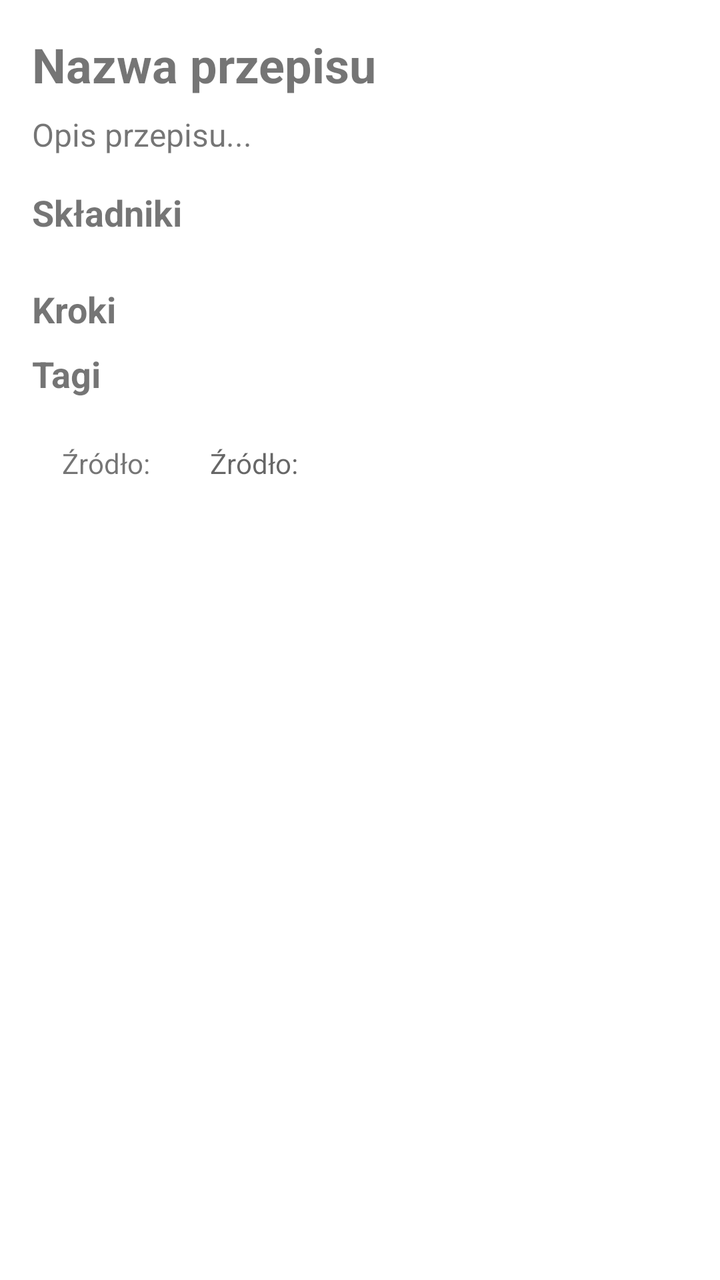
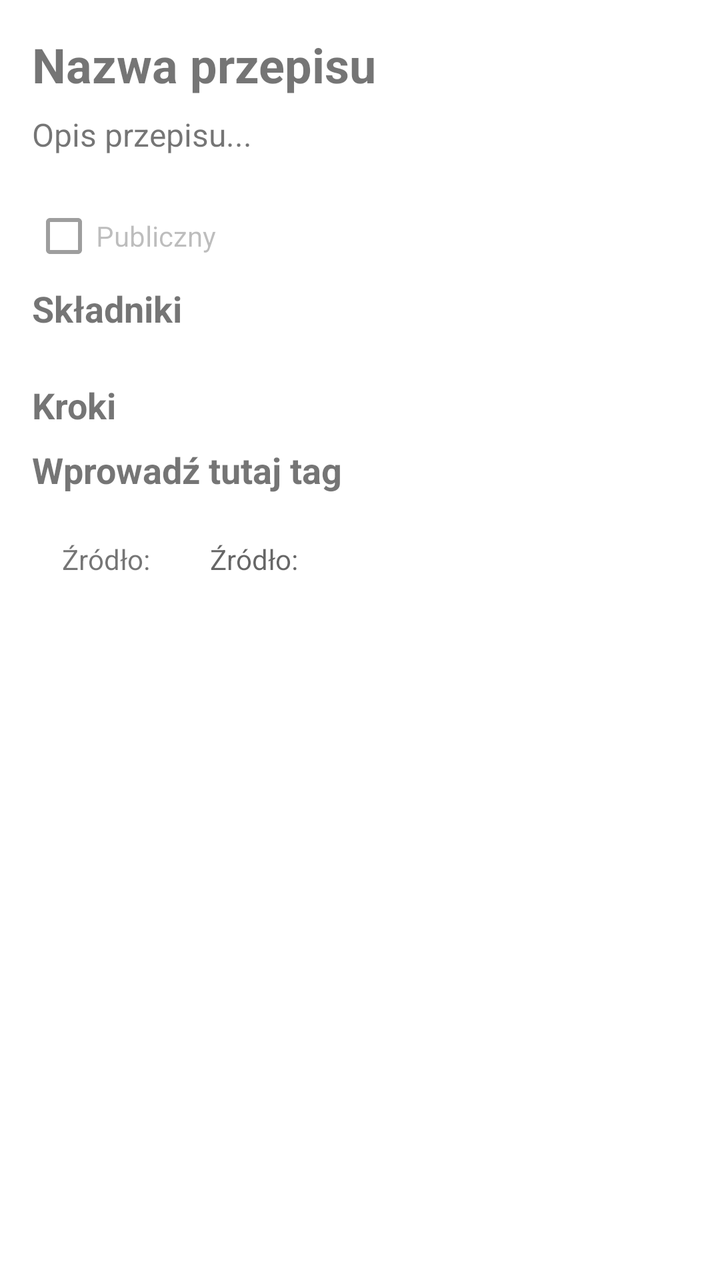

Compare the two renders of this Android layout. The source of the first and the diff that turns it into the second are given below.
<!-- AndroidManifest.xml: application theme Theme.ShoppingList -->
<!-- res/layout/recipe_fragment_common_layout.xml -->
<?xml version="1.0" encoding="utf-8"?>
<LinearLayout xmlns:android="http://schemas.android.com/apk/res/android"
    xmlns:app="http://schemas.android.com/apk/res-auto"
    android:layout_width="match_parent"
    android:layout_height="wrap_content"
    android:orientation="vertical"
    android:padding="16dp">

    <TextView
        android:id="@+id/tvRecipeTitle"
        android:layout_width="match_parent"
        android:layout_height="wrap_content"
        android:paddingBottom="8dp"
        android:text="@string/recipe_name_label_text"
        android:textSize="24sp"
        android:textStyle="bold" />

    <TextView
        android:id="@+id/tvRecipeDescription"
        android:layout_width="match_parent"
        android:layout_height="wrap_content"
        android:paddingBottom="16dp"
        android:text="@string/recipe_description_label_text"
        android:textSize="16sp" />

    <TextView
        android:layout_width="match_parent"
        android:layout_height="wrap_content"
        android:paddingBottom="8dp"
        android:text="@string/ingredients_recipe_layout_text"
        android:textSize="18sp"
        android:textStyle="bold" />

    <androidx.recyclerview.widget.RecyclerView
        android:id="@+id/rvIngredients"
        android:layout_width="match_parent"
        android:layout_height="wrap_content"
        android:nestedScrollingEnabled="false"
        android:paddingBottom="16dp" />

    <TextView
        android:layout_width="match_parent"
        android:layout_height="wrap_content"
        android:paddingBottom="8dp"
        android:text="@string/steps_recipe_layout_text"
        android:textSize="18sp"
        android:textStyle="bold" />

    <androidx.recyclerview.widget.RecyclerView
        android:id="@+id/rvSteps"
        android:layout_width="match_parent"
        android:layout_height="wrap_content"
        android:nestedScrollingEnabled="false" />

    <TextView
        android:id="@+id/tvTags"
        android:layout_width="match_parent"
        android:layout_height="wrap_content"
        android:paddingBottom="8dp"
        android:text="@string/tags_recipe_layout_text"
        android:textSize="18sp"
        android:textStyle="bold" />

    <androidx.recyclerview.widget.RecyclerView
        android:id="@+id/rvTags"
        android:layout_width="match_parent"
        android:layout_height="wrap_content"
        android:nestedScrollingEnabled="false" />

    <LinearLayout
        app:layout_constraintEnd_toEndOf="parent"
        app:layout_constraintStart_toStartOf="parent"
        app:layout_constraintTop_toBottomOf="@+id/include"

        android:layout_width="match_parent"
        android:layout_height="wrap_content"
        android:orientation="horizontal">

        <TextView
            android:id="@+id/source_label_text_view"
            android:layout_width="wrap_content"
            android:layout_height="wrap_content"
            android:padding="15dp"
            android:text="@string/recipe_source_label_text_view" />

        <TextView
            android:id="@+id/source_text_view"
            android:layout_width="wrap_content"
            android:layout_height="wrap_content"
            android:hint="@string/recipe_source_label_text_view"
            android:padding="15dp" />

    </LinearLayout>
</LinearLayout>
<!-- resources referenced by this layout -->
<resources>
  <string name="ingredients_recipe_layout_text">Składniki</string>
  <string name="recipe_description_label_text">Opis przepisu...</string>
  <string name="recipe_name_label_text">Nazwa przepisu</string>
  <string name="recipe_source_label_text_view">Źródło:</string>
  <string name="steps_recipe_layout_text">Kroki</string>
  <string name="tags_recipe_layout_text">Tagi</string>
  <style name="Theme.ShoppingList" parent="Theme.MaterialComponents.DayNight.NoActionBar">
          
          <item name="colorPrimary">@color/light_gray</item>
          <item name="colorPrimaryVariant">@color/gray</item>
          <item name="colorOnPrimary">@color/white</item>
          
          <item name="colorSecondary">@color/teal_200</item>
          <item name="colorSecondaryVariant">@color/teal_700</item>
          <item name="colorOnSecondary">@color/black</item>
          
          <item name="android:statusBarColor">?attr/colorPrimaryVariant</item>
          
      </style>
  <color name="light_gray">#FFD3D3D3</color>
  <color name="gray">#FF808080</color>s
  <color name="white">#FFFFFFFF</color>
  <color name="teal_200">#FF03DAC5</color>
  <color name="teal_700">#FF018786</color>
  <color name="black">#FF000000</color>
</resources>

<!-- the commit's change to res/layout/recipe_fragment_common_layout.xml (unified diff, before → after) -->
@@ -23,7 +23,16 @@
         android:text="@string/recipe_description_label_text"
         android:textSize="16sp" />
 
+    <CheckBox
+        android:id="@+id/isPublic"
+        android:layout_width="wrap_content"
+        android:layout_height="wrap_content"
+        android:text="Publiczny"
+        android:enabled="false"
+        />
+
     <TextView
+        android:id="@+id/tvIngredients"
         android:layout_width="match_parent"
         android:layout_height="wrap_content"
         android:paddingBottom="8dp"
@@ -39,6 +48,7 @@
         android:paddingBottom="16dp" />
 
     <TextView
+        android:id="@+id/tvSteps"
         android:layout_width="match_parent"
         android:layout_height="wrap_content"
         android:paddingBottom="8dp"
<!-- resource entries referenced after the edit -->
@@ -5,7 +5,7 @@
   <string name="recipe_name_label_text">Nazwa przepisu</string>
   <string name="recipe_source_label_text_view">Źródło:</string>
   <string name="steps_recipe_layout_text">Kroki</string>
-  <string name="tags_recipe_layout_text">Tagi</string>
+  <string name="tags_recipe_layout_text">Wprowadź tutaj tag</string>
   <style name="Theme.ShoppingList" parent="Theme.MaterialComponents.DayNight.NoActionBar">
           
           <item name="colorPrimary">@color/light_gray</item>
